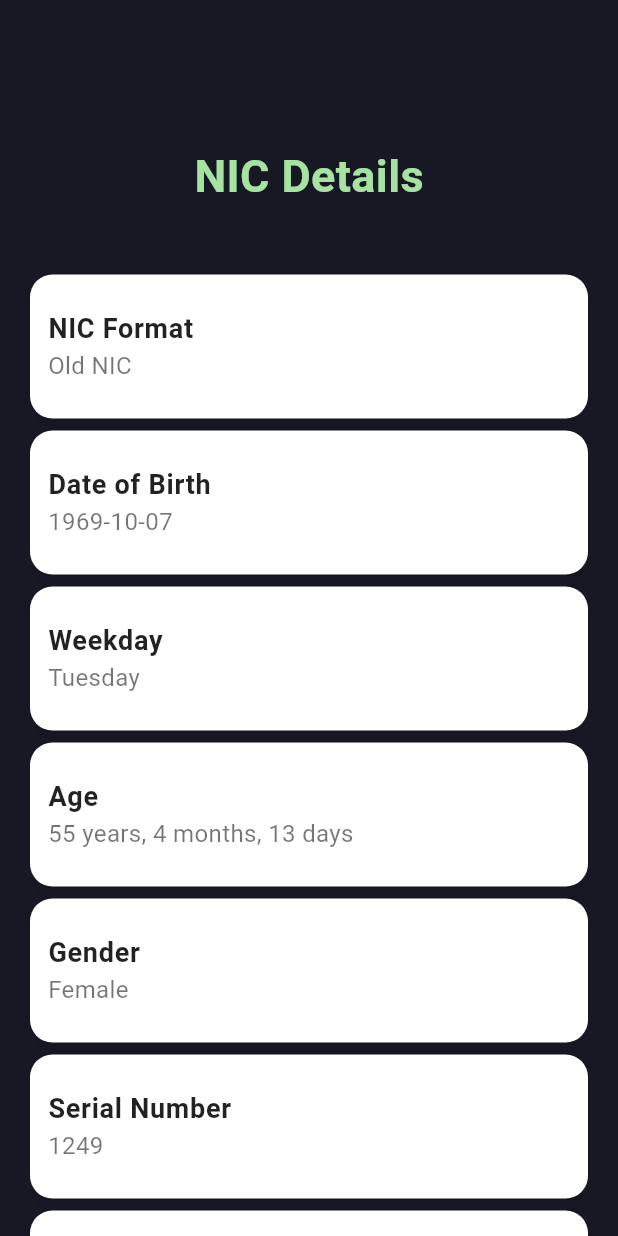
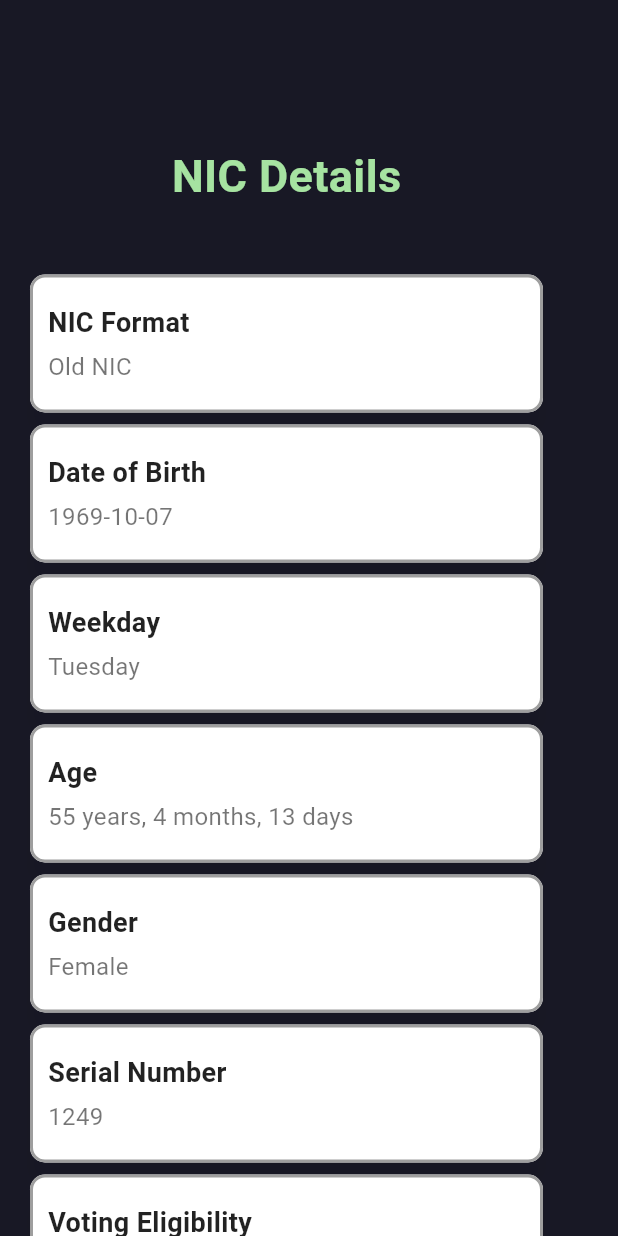
Before and after one commit to AchiraNadeeshan/sri_lankan_nic_details_extractor, a Flutter app: the screen it shows after launch, after a tap on "EXTRACT", on a phone screen of 412 x 824 dp. Run offline on Flutter 3.47's test engine with Material 3 defaults, Android fonts, the phone set to English and light mode, and no system bars; our stand-ins replace get.

Commit message:
feat(ui): make ResultCard customizable with width, height, and colors
- Added parameters for adjusting card width and height
- Enabled customization of card background color and border color
- Allowed title and value text colors to be customized
- Improved layout alignment and spacing for better readability

```diff
--- a/lib/widgets/result_card.dart
+++ b/lib/widgets/result_card.dart
@@ -3,37 +3,61 @@
 class ResultCard extends StatelessWidget {
   final String title;
   final String value;
+  final double width;
+  final double height;
+  final Color cardColor;
+  final Color borderColor;
+  final Color titleColor;
+  final Color valueColor;
 
-  const ResultCard({super.key, required this.title, required this.value});
+  const ResultCard({
+    super.key,
+    required this.title,
+    required this.value,
+    this.width = 350, // Default width
+    this.height = 100, // Default height
+    this.cardColor = Colors.white, // Default card color
+    this.borderColor = Colors.grey, // Default border color
+    this.titleColor = Colors.black87, // Default title color
+    this.valueColor = Colors.black54, // Default value color
+  });
 
   @override
   Widget build(BuildContext context) {
-    return Card(
+    return SizedBox(
+      width: width, // Adjust card width
+      height: height, // Adjust card height
+      child: Card(
         shape: RoundedRectangleBorder(
-        borderRadius: BorderRadius.circular(15), // Apply rounded corners
+          borderRadius: BorderRadius.circular(10), // Rounded corners
+          side: BorderSide(color: borderColor, width: 2), // Border color
         ),
-      elevation: 8, // Optional: Adds elevation for better depth
-      shadowColor: Color.fromRGBO(
-          0, 0, 0, 0.2), // Updated way to add shadow with opacity
-      color: Colors.white, // Sets a background color for the card
+        elevation: 8, // Adds depth
+        shadowColor: const Color.fromRGBO(0, 0, 0, 0.2), // Shadow effect
+        color: cardColor, // Background color of the card
         child: Padding(
           padding: const EdgeInsets.all(12.0), // Padding inside the card
-        child: ListTile(
-          contentPadding: EdgeInsets.zero, // Remove internal ListTile padding
-          title: Text(
+          child: Column(
+            crossAxisAlignment: CrossAxisAlignment.start, // Align text to left
+            mainAxisAlignment: MainAxisAlignment.center, // Center vertically
+            children: [
+              Text(
                 title,
-            style: const TextStyle(
+                style: TextStyle(
                   fontWeight: FontWeight.bold,
-              fontSize: 18, // Make title font size larger
-              color: Colors.black87, // Set a dark color for the title
+                  fontSize: 18,
+                  color: titleColor, // Custom title color
                 ),
               ),
-          subtitle: Text(
+              const SizedBox(height: 5), // Space between title & value
+              Text(
                 value,
-            style: const TextStyle(
-              fontSize: 16, // Make subtitle font size slightly smaller
-              color: Colors.black54, // Lighter color for the value
+                style: TextStyle(
+                  fontSize: 16,
+                  color: valueColor, // Custom value color
                 ),
+              ),
+            ],
           ),
         ),
       ),
```
Lines whose indentation alone changed are shown as unchanged.
